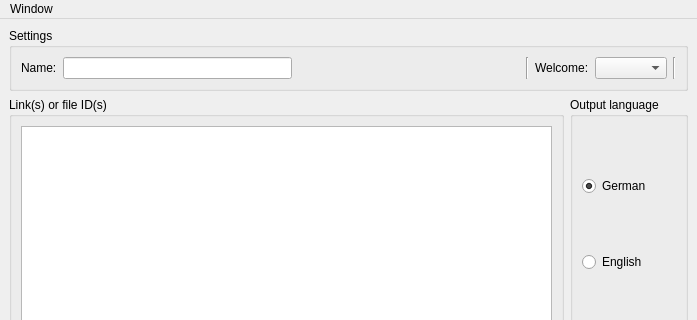
pietr26/OMSI-Tools, file OTModules/wFbh/wfbh.ui: the form before one commit; both pictures show x 0 to 697 and y 0 to 320 of the 697 by 1294 pixel window.
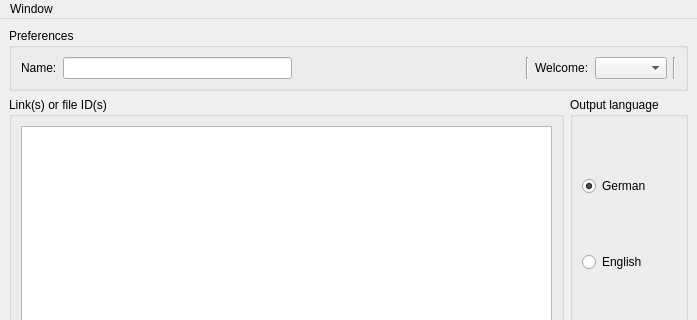
The form after the commit. Icons and pictures are not drawn.

Commit message: Global rename: "Settings" -> "Preferences"

Diff of the .ui file:
```diff
--- a/OTModules/wFbh/wfbh.ui
+++ b/OTModules/wFbh/wfbh.ui
@@ -22,7 +22,7 @@
     <item>
      <widget class="QGroupBox" name="gbxSettings">
       <property name="title">
-       <string>Settings</string>
+       <string>Preferences</string>
       </property>
       <layout class="QHBoxLayout" name="horizontalLayout_2">
        <item>
```
Left out of the diff: 14 changed lines with no effect on the pictures. The commit also changes 56 other files.
